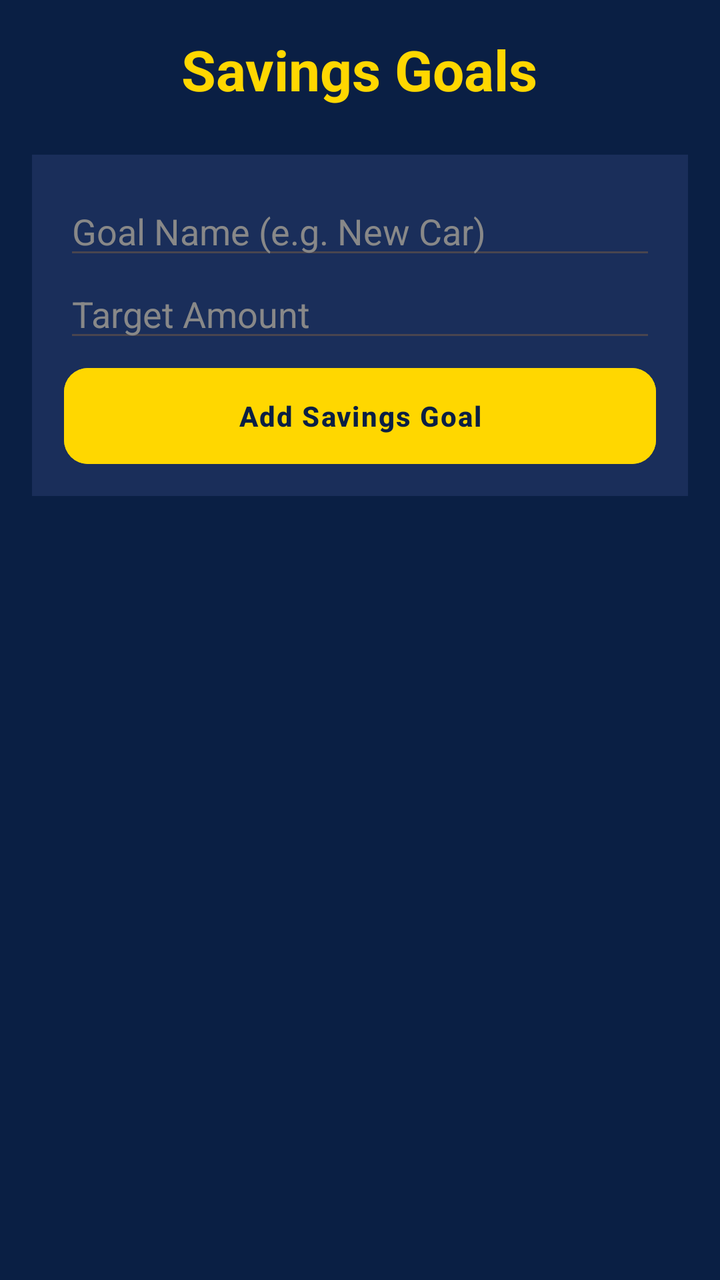
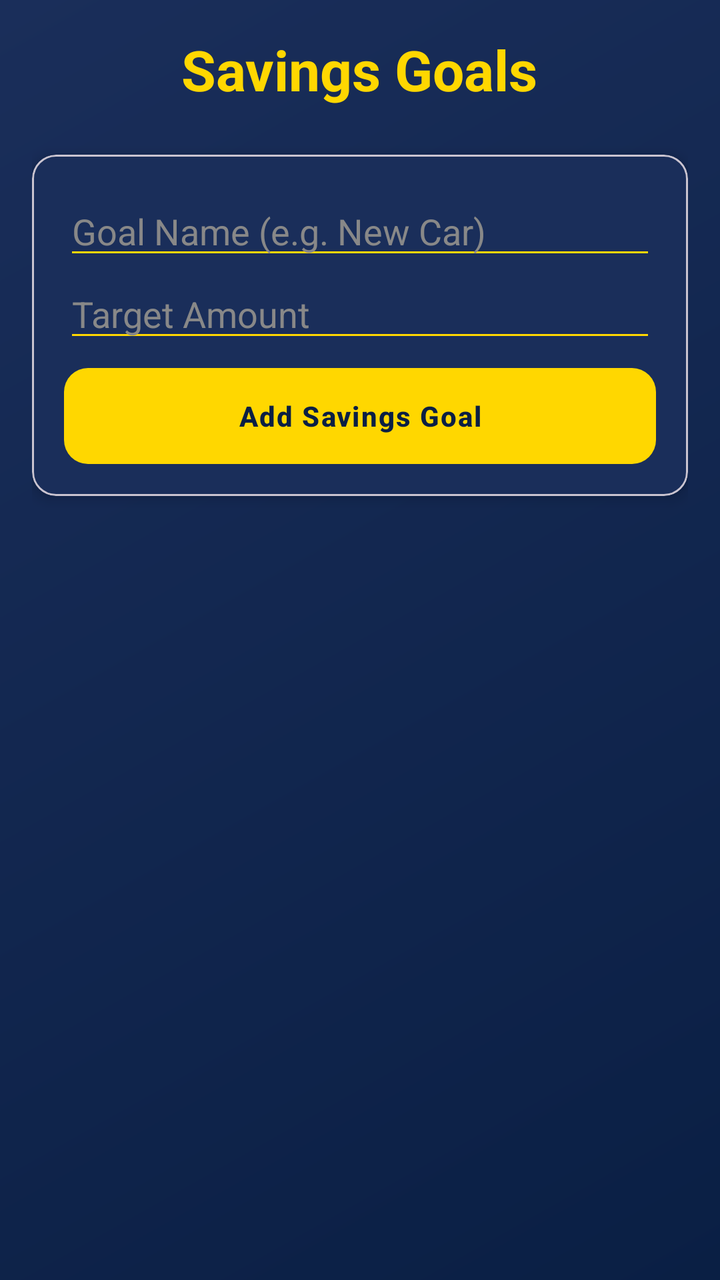

Before-and-after screenshots of an Android layout around one commit, followed by the original layout XML and the change that was made.
<!-- AndroidManifest.xml: application theme Theme.CoinQuest -->
<!-- res/layout/activity_savings.xml -->
<?xml version="1.0" encoding="utf-8"?>
<LinearLayout xmlns:android="http://schemas.android.com/apk/res/android"
    android:layout_width="match_parent"
    android:layout_height="match_parent"
    android:orientation="vertical"
    android:background="#0A1F44"
    android:padding="16dp">

    <TextView
        android:layout_width="wrap_content"
        android:layout_height="wrap_content"
        android:text="Savings Goals"
        style="@style/TextAppearance.CoinQuest.Headline"
        android:layout_gravity="center"
        android:layout_marginBottom="24dp"/>

    <LinearLayout
        android:layout_width="match_parent"
        android:layout_height="wrap_content"
        android:orientation="vertical"
        android:background="#1A2E5A"
        android:padding="16dp"
        android:layout_marginBottom="16dp">

        <EditText
            android:id="@+id/etGoalName"
            android:layout_width="match_parent"
            android:layout_height="wrap_content"
            android:hint="Goal Name (e.g. New Car)"
            android:textColor="#FFFFFF"
            android:textColorHint="#888888"/>

        <EditText
            android:id="@+id/etTargetAmount"
            android:layout_width="match_parent"
            android:layout_height="wrap_content"
            android:hint="Target Amount"
            android:inputType="numberDecimal"
            android:textColor="#FFFFFF"
            android:textColorHint="#888888"/>

        <Button
            android:id="@+id/btnAddGoal"
            android:layout_width="match_parent"
            android:layout_height="wrap_content"
            android:text="Add Savings Goal"
            android:backgroundTint="#FFD700"
            android:textColor="#0A1F44"
            android:layout_marginTop="8dp"/>
    </LinearLayout>

    <androidx.recyclerview.widget.RecyclerView
        android:id="@+id/rvSavingsGoals"
        android:layout_width="match_parent"
        android:layout_height="0dp"
        android:layout_weight="1"/>

</LinearLayout>
<!-- resources referenced by this layout -->
<resources>
  <style name="TextAppearance.CoinQuest.Headline" parent="TextAppearance.Material3.HeadlineLarge">
          <item name="android:textSize">@dimen/text_size_headline</item>
          <item name="android:textStyle">bold</item>
          <item name="android:textColor">@color/gold</item>
      </style>
  <style name="Theme.CoinQuest" parent="Base.Theme.CoinQuest" />
  <dimen name="text_size_headline">28sp</dimen>
  <color name="gold">#FFD700</color>
  <style name="Base.Theme.CoinQuest" parent="Theme.Material3.DayNight.NoActionBar">
          <item name="colorPrimary">@color/gold</item>
          <item name="colorOnPrimary">@color/navy</item>
          <item name="android:statusBarColor">@color/navy</item>
          <item name="android:windowBackground">@drawable/bg_main_gradient</item>
  
          
          <item name="textAppearanceHeadlineLarge">@style/TextAppearance.CoinQuest.Headline</item>
          <item name="textAppearanceTitleLarge">@style/TextAppearance.CoinQuest.Title</item>
          <item name="textAppearanceBodyLarge">@style/TextAppearance.CoinQuest.Body</item>
  
          
          <item name="materialButtonStyle">@style/Widget.CoinQuest.Button</item>
      </style>
  <color name="navy">#0A1F44</color>
  <!-- drawable bg_main_gradient (drawable) -->
  <?xml version="1.0" encoding="utf-8"?>
  <shape xmlns:android="http://schemas.android.com/apk/res/android"
      android:shape="rectangle">
      <gradient
          android:startColor="#0A1F44"
          android:endColor="#1A2E5A"
          android:angle="135" />
  </shape>
  <style name="TextAppearance.CoinQuest.Title" parent="TextAppearance.Material3.TitleLarge">
          <item name="android:textSize">@dimen/text_size_title</item>
          <item name="android:textStyle">bold</item>
          <item name="android:textColor">@color/white</item>
      </style>
  <style name="TextAppearance.CoinQuest.Body" parent="TextAppearance.Material3.BodyLarge">
          <item name="android:textSize">@dimen/text_size_body</item>
          <item name="android:textStyle">normal</item>
          <item name="android:textColor">@color/white</item>
      </style>
  <style name="Widget.CoinQuest.Button" parent="Widget.Material3.Button">
          <item name="android:insetTop">0dp</item>
          <item name="android:insetBottom">0dp</item>
          <item name="shapeAppearanceOverlay">@style/ShapeAppearance.CoinQuest.Button</item>
          <item name="android:textAllCaps">false</item>
          <item name="android:textStyle">bold</item>
          <item name="android:letterSpacing">0.05</item>
      </style>
  <dimen name="text_size_title">20sp</dimen>
  <color name="white">#FFFFFF</color>
  <dimen name="text_size_body">16sp</dimen>
  <style name="ShapeAppearance.CoinQuest.Button" parent="">
          <item name="cornerSize">12dp</item>
      </style>
</resources>

<!-- the commit's change to res/layout/activity_savings.xml (unified diff, before → after) -->
@@ -3,7 +3,6 @@
     android:layout_width="match_parent"
     android:layout_height="match_parent"
     android:orientation="vertical"
-    android:background="#0A1F44"
     android:padding="16dp">
 
     <TextView
@@ -14,40 +13,48 @@
         android:layout_gravity="center"
         android:layout_marginBottom="24dp"/>
 
-    <LinearLayout
+    <com.google.android.material.card.MaterialCardView
         android:layout_width="match_parent"
         android:layout_height="wrap_content"
-        android:orientation="vertical"
-        android:background="#1A2E5A"
-        android:padding="16dp"
-        android:layout_marginBottom="16dp">
+        android:layout_marginBottom="16dp"
+        app:cardBackgroundColor="#1A2E5A"
+        app:cardCornerRadius="12dp"
+        app:cardElevation="4dp"
+        xmlns:app="http://schemas.android.com/apk/res-auto">
 
-        <EditText
-            android:id="@+id/etGoalName"
+        <LinearLayout
             android:layout_width="match_parent"
             android:layout_height="wrap_content"
-            android:hint="Goal Name (e.g. New Car)"
-            android:textColor="#FFFFFF"
-            android:textColorHint="#888888"/>
+            android:orientation="vertical"
+            android:padding="16dp">
 
-        <EditText
-            android:id="@+id/etTargetAmount"
-            android:layout_width="match_parent"
-            android:layout_height="wrap_content"
-            android:hint="Target Amount"
-            android:inputType="numberDecimal"
-            android:textColor="#FFFFFF"
-            android:textColorHint="#888888"/>
+            <EditText
+                android:id="@+id/etGoalName"
+                android:layout_width="match_parent"
+                android:layout_height="wrap_content"
+                android:hint="Goal Name (e.g. New Car)"
+                android:textColor="#FFFFFF"
+                android:textColorHint="#888888"
+                android:backgroundTint="@color/gold"/>
 
-        <Button
-            android:id="@+id/btnAddGoal"
-            android:layout_width="match_parent"
-            android:layout_height="wrap_content"
-            android:text="Add Savings Goal"
-            android:backgroundTint="#FFD700"
-            android:textColor="#0A1F44"
-            android:layout_marginTop="8dp"/>
-    </LinearLayout>
+            <EditText
+                android:id="@+id/etTargetAmount"
+                android:layout_width="match_parent"
+                android:layout_height="wrap_content"
+                android:hint="Target Amount"
+                android:inputType="numberDecimal"
+                android:textColor="#FFFFFF"
+                android:textColorHint="#888888"
+                android:backgroundTint="@color/gold"/>
+
+            <Button
+                android:id="@+id/btnAddGoal"
+                android:layout_width="match_parent"
+                android:layout_height="wrap_content"
+                android:text="Add Savings Goal"
+                android:layout_marginTop="8dp"/>
+        </LinearLayout>
+    </com.google.android.material.card.MaterialCardView>
 
     <androidx.recyclerview.widget.RecyclerView
         android:id="@+id/rvSavingsGoals"
<!-- resource entries referenced after the edit -->
@@ -13,6 +13,9 @@
           <item name="colorOnPrimary">@color/navy</item>
           <item name="android:statusBarColor">@color/navy</item>
           <item name="android:windowBackground">@drawable/bg_main_gradient</item>
+  
+          
+          <item name="android:windowActivityTransitions">true</item>
   
           
           <item name="textAppearanceHeadlineLarge">@style/TextAppearance.CoinQuest.Headline</item>
